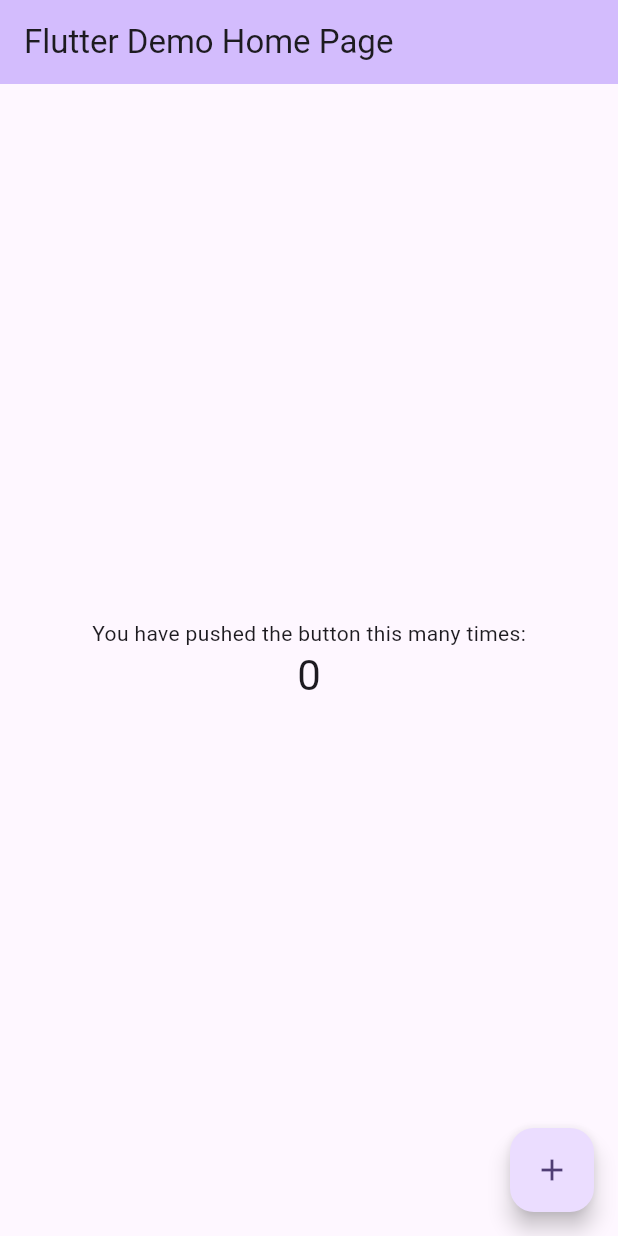
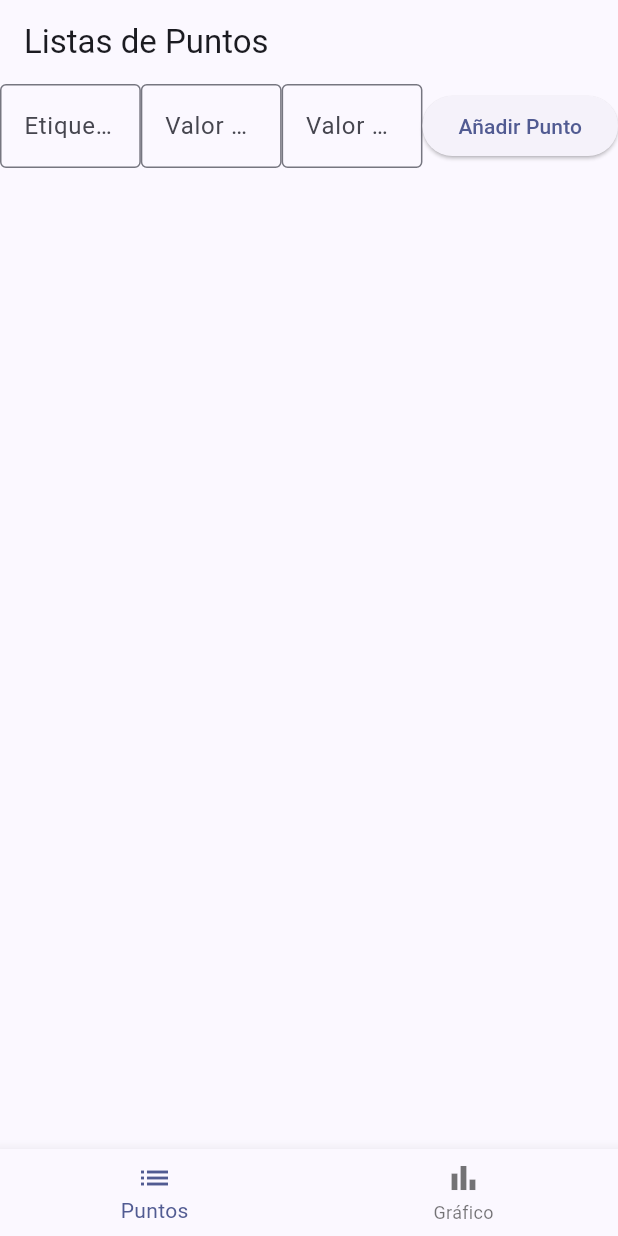
Before and after one commit to TsunaHalo2001/ADA1_Proyecto, a Flutter app: the screen it shows after launch, on a phone screen of 412 x 824 dp. Run offline on Flutter 3.47's test engine with Material 3 defaults, Android fonts, the phone set to English and light mode, and no system bars; our stand-ins replace sqflite, syncfusion_flutter_charts; accounts and stored records are empty.

Commit message:
Add Cartesian chart and point management features
- Introduced CartesianChart widget for visualizing points.
- Implemented MyAppState for managing application state and data persistence.
- Added MyHomePage with navigation between point lists and chart.
- Created PointClass for representing points with x, y coordinates and labels.
- Updated build.gradle.kts to specify NDK version.
- Registered sqflite plugin in GeneratedPluginRegistrant.swift.

TODO all functioning logic

```diff
--- a/lib/main.dart
+++ b/lib/main.dart
@@ -1,122 +1,16 @@
 import 'package:flutter/material.dart';
+import 'package:provider/provider.dart';
+import 'package:syncfusion_flutter_charts/charts.dart';
+import 'package:sqflite/sqflite.dart';
+import 'package:path/path.dart';
 
-void main() {
+part 'pointclass.dart';
+
+part 'myapp.dart';
+part 'myhomepage.dart';
+part 'myappstate.dart';
+part 'pointlists.dart';
+part 'cartesianchart.dart';
+
+void main() =>
   runApp(const MyApp());
-}
-
-class MyApp extends StatelessWidget {
-  const MyApp({super.key});
-
-  // This widget is the root of your application.
-  @override
-  Widget build(BuildContext context) {
-    return MaterialApp(
-      title: 'Flutter Demo',
-      theme: ThemeData(
-        // This is the theme of your application.
-        //
-        // TRY THIS: Try running your application with "flutter run". You'll see
-        // the application has a purple toolbar. Then, without quitting the app,
-        // try changing the seedColor in the colorScheme below to Colors.green
-        // and then invoke "hot reload" (save your changes or press the "hot
-        // reload" button in a Flutter-supported IDE, or press "r" if you used
-        // the command line to start the app).
-        //
-        // Notice that the counter didn't reset back to zero; the application
-        // state is not lost during the reload. To reset the state, use hot
-        // restart instead.
-        //
-        // This works for code too, not just values: Most code changes can be
-        // tested with just a hot reload.
-        colorScheme: ColorScheme.fromSeed(seedColor: Colors.deepPurple),
-      ),
-      home: const MyHomePage(title: 'Flutter Demo Home Page'),
-    );
-  }
-}
-
-class MyHomePage extends StatefulWidget {
-  const MyHomePage({super.key, required this.title});
-
-  // This widget is the home page of your application. It is stateful, meaning
-  // that it has a State object (defined below) that contains fields that affect
-  // how it looks.
-
-  // This class is the configuration for the state. It holds the values (in this
-  // case the title) provided by the parent (in this case the App widget) and
-  // used by the build method of the State. Fields in a Widget subclass are
-  // always marked "final".
-
-  final String title;
-
-  @override
-  State<MyHomePage> createState() => _MyHomePageState();
-}
-
-class _MyHomePageState extends State<MyHomePage> {
-  int _counter = 0;
-
-  void _incrementCounter() {
-    setState(() {
-      // This call to setState tells the Flutter framework that something has
-      // changed in this State, which causes it to rerun the build method below
-      // so that the display can reflect the updated values. If we changed
-      // _counter without calling setState(), then the build method would not be
-      // called again, and so nothing would appear to happen.
-      _counter++;
-    });
-  }
-
-  @override
-  Widget build(BuildContext context) {
-    // This method is rerun every time setState is called, for instance as done
-    // by the _incrementCounter method above.
-    //
-    // The Flutter framework has been optimized to make rerunning build methods
-    // fast, so that you can just rebuild anything that needs updating rather
-    // than having to individually change instances of widgets.
-    return Scaffold(
-      appBar: AppBar(
-        // TRY THIS: Try changing the color here to a specific color (to
-        // Colors.amber, perhaps?) and trigger a hot reload to see the AppBar
-        // change color while the other colors stay the same.
-        backgroundColor: Theme.of(context).colorScheme.inversePrimary,
-        // Here we take the value from the MyHomePage object that was created by
-        // the App.build method, and use it to set our appbar title.
-        title: Text(widget.title),
-      ),
-      body: Center(
-        // Center is a layout widget. It takes a single child and positions it
-        // in the middle of the parent.
-        child: Column(
-          // Column is also a layout widget. It takes a list of children and
-          // arranges them vertically. By default, it sizes itself to fit its
-          // children horizontally, and tries to be as tall as its parent.
-          //
-          // Column has various properties to control how it sizes itself and
-          // how it positions its children. Here we use mainAxisAlignment to
-          // center the children vertically; the main axis here is the vertical
-          // axis because Columns are vertical (the cross axis would be
-          // horizontal).
-          //
-          // TRY THIS: Invoke "debug painting" (choose the "Toggle Debug Paint"
-          // action in the IDE, or press "p" in the console), to see the
-          // wireframe for each widget.
-          mainAxisAlignment: MainAxisAlignment.center,
-          children: <Widget>[
-            const Text('You have pushed the button this many times:'),
-            Text(
-              '$_counter',
-              style: Theme.of(context).textTheme.headlineMedium,
-            ),
-          ],
-        ),
-      ),
-      floatingActionButton: FloatingActionButton(
-        onPressed: _incrementCounter,
-        tooltip: 'Increment',
-        child: const Icon(Icons.add),
-      ), // This trailing comma makes auto-formatting nicer for build methods.
-    );
-  }
-}
--- /dev/null
+++ b/lib/myapp.dart
@@ -0,0 +1,35 @@
+part of 'main.dart';
+
+class MyApp extends StatelessWidget {
+  const MyApp({super.key});
+
+  // This widget is the root of your application.
+  @override
+  Widget build(BuildContext context) =>
+    ChangeNotifierProvider(
+      create: (context) => MyAppState(),
+      child: MaterialApp(
+        title: 'Proyecto ADA',
+        theme: ThemeData(
+          // This is the theme of your application.
+          //
+          // TRY THIS: Try running your application with "flutter run". You'll see
+          // the application has a purple toolbar. Then, without quitting the app,
+          // try changing the seedColor in the colorScheme below to Colors.green
+          // and then invoke "hot reload" (save your changes or press the "hot
+          // reload" button in a Flutter-supported IDE, or press "r" if you used
+          // the command line to start the app).
+          //
+          // Notice that the counter didn't reset back to zero; the application
+          // state is not lost during the reload. To reset the state, use hot
+          // restart instead.
+          //
+          // This works for code too, not just values: Most code changes can be
+          // tested with just a hot reload.
+          useMaterial3: true,
+          colorScheme: ColorScheme.fromSeed(seedColor: Colors.indigo),
+        ),
+        home: MyHomePage(),
+      ),
+    );
+}
--- /dev/null
+++ b/lib/myhomepage.dart
@@ -0,0 +1,139 @@
+part of 'main.dart';
+
+class MyHomePage extends StatefulWidget {
+  const MyHomePage({super.key});
+
+  @override
+  State<MyHomePage> createState() => _MyHomePageState();
+}
+
+class _MyHomePageState extends State<MyHomePage> {
+  var index = 0;
+
+  void setIndex(int newIndex) => setState(() => index = newIndex);
+
+  @override
+  Widget build(BuildContext context) {
+    Widget page;
+    var appState = context.watch<MyAppState>();
+    appState.loadData();
+    Size size = MediaQuery.of(context).size;
+    double minSize = size.width < size.height ? size.width : size.height;
+    double maxSize = size.width > size.height ? size.width : size.height;
+
+    switch (index) {
+      case 0:
+        page = PointLists();
+        break;
+      case 1:
+        page = CartesianChart();
+        break;
+      default:
+        throw UnimplementedError('State ${appState.state} is not implemented');
+    }
+
+    if (size.width > size.height) {
+      return MyHomePageH(
+        index: index,
+        setIndex: setIndex,
+        page: page,
+        minSize: minSize,
+        maxSize: maxSize,
+      );
+    }
+
+    return MyHomePageV(
+      index: index,
+      setIndex: setIndex,
+      page: page,
+      minSize: minSize,
+      maxSize: maxSize,
+    );
+  }
+}
+
+class MyHomePageH extends StatelessWidget {
+  const MyHomePageH({
+    super.key,
+
+    required this.index,
+    required this.setIndex,
+    required this.page,
+    required this.minSize,
+    required this.maxSize,
+  });
+
+  final int index;
+  final void Function(int) setIndex;
+  final Widget page;
+  final double minSize;
+  final double maxSize;
+
+  @override
+  Widget build(BuildContext context) =>
+    Scaffold(
+      body: Row(
+        children: [
+          SizedBox(
+            width: minSize * 0.3,
+            child: NavigationRail(
+              selectedIndex: index,
+              onDestinationSelected: setIndex,
+              destinations: const [
+                NavigationRailDestination(
+                  icon: Icon(Icons.list),
+                  label: Text('Puntos'),
+                ),
+                NavigationRailDestination(
+                  icon: Icon(Icons.bar_chart),
+                  label: Text('Gráfico'),
+                ),
+              ],
+            ),
+          ),
+          SizedBox(
+            width: maxSize * 0.7,
+            child: page,
+          ),
+        ],
+      ),
+    );
+}
+
+class MyHomePageV extends StatelessWidget {
+  const MyHomePageV({
+    super.key,
+
+    required this.index,
+    required this.setIndex,
+    required this.page,
+    required this.minSize,
+    required this.maxSize,
+  });
+
+  final int index;
+  final void Function(int) setIndex;
+  final Widget page;
+  final double minSize;
+  final double maxSize;
+
+  @override
+  Widget build(BuildContext context) =>
+    Scaffold(
+      body: page,
+      bottomNavigationBar: BottomNavigationBar(
+        currentIndex: index,
+        onTap: setIndex,
+        items: [
+          BottomNavigationBarItem(
+            icon: const Icon(Icons.list),
+            label: 'Puntos',
+          ),
+          BottomNavigationBarItem(
+            icon: const Icon(Icons.bar_chart),
+            label: 'Gráfico',
+          ),
+        ],
+      ),
+    );
+}
--- /dev/null
+++ b/lib/pointclass.dart
@@ -0,0 +1,12 @@
+part of 'main.dart';
+
+class PointClass {
+  final double x;
+  final double y;
+  final String label;
+
+  const PointClass(this.x, this.y, {this.label = ''});
+
+  @override
+  String toString() => '($x, $y)';
+}
--- /dev/null
+++ b/lib/pointlists.dart
@@ -0,0 +1,123 @@
+part of 'main.dart';
+
+class PointLists extends StatefulWidget {
+  const PointLists({super.key});
+
+  @override
+  State<PointLists> createState() => _PointListsState();
+}
+
+class _PointListsState extends State<PointLists> {
+  String currentLabel = '';
+  var currentX = 0.0;
+  var currentY = 0.0;
+
+  final currentLabelController = TextEditingController();
+  final currentXController = TextEditingController();
+  final currentYController = TextEditingController();
+
+  @override
+  void dispose() {
+    currentLabelController.dispose();
+    currentXController.dispose();
+    currentYController.dispose();
+    super.dispose();
+  }
+
+  void setCurrentLabel(label) =>
+    setState(() => currentLabel = label.toString());
+
+  void setCurrentX(value) =>
+    setState(() => currentX = double.tryParse(value.toString()) ?? 0.0);
+
+  void setCurrentY(value) =>
+    setState(() => currentY = double.tryParse(value.toString()) ?? 0.0);
+
+  @override
+  Widget build(BuildContext context) {
+    var appState = context.watch<MyAppState>();
+
+    void addPuntos() {
+      if (currentLabel.isNotEmpty) {
+        appState.addPoint(PointClass(currentX, currentY, label: currentLabel));
+        setState(() {
+          currentLabel = '';
+          currentX = 0.0;
+          currentY = 0.0;
+        });
+        currentLabelController.clear();
+        currentXController.clear();
+        currentYController.clear();
+      }
+    }
+
+    void setCurrentMap(value) =>
+      setState(() => appState.setCurrentLabel(value.toString()));
+
+    return LayoutBuilder(builder: (context, constraints) =>
+      Scaffold(
+        appBar: AppBar(
+          title: const Text('Listas de Puntos'),
+        ),
+        body: Column(
+          mainAxisAlignment: MainAxisAlignment.center,
+          crossAxisAlignment: CrossAxisAlignment.center,
+          children: [
+            Row(
+              children: [
+                Expanded(
+                  child: TextField(
+                    controller: currentLabelController,
+                    decoration: const InputDecoration(
+                      labelText: 'Etiqueta',
+                      border: OutlineInputBorder(),
+                    ),
+                    onChanged: setCurrentLabel,
+                  ),
+                ),
+                Expanded(
+                  child: TextField(
+                    controller: currentXController,
+                    decoration: const InputDecoration(
+                      labelText: 'Valor en X',
+                      border: OutlineInputBorder(),
+                    ),
+                    onChanged: setCurrentX,
+                  ),
+                ),
+                Expanded(
+                  child: TextField(
+                    controller: currentYController,
+                    decoration: const InputDecoration(
+                      labelText: 'Valor en Y',
+                      border: OutlineInputBorder(),
+                    ),
+                    onChanged:  setCurrentY,
+                  ),
+                ),
+                ElevatedButton(
+                  onPressed: addPuntos,
+                  child: const Text('Añadir Punto'),
+                ),
+              ],
+            ),
+            Expanded(
+              child: ListView(
+                children: appState.data.entries.map((entry) =>
+                  ListTile(
+                    title: Text(entry.key + appState.data[entry.key].toString()),
+                    leading: Radio<String>(
+                      value: entry.key,
+                      groupValue: appState.currentLabel,
+                      onChanged: setCurrentMap,
+                    ),
+                  )
+                ).toList(),
+              ),
+            ),
+          ],
+        ),
+      )
+    );
+  }
+}
--- a/pubspec.yaml
+++ b/pubspec.yaml
@@ -34,6 +34,11 @@ dependencies:
   # The following adds the Cupertino Icons font to your application.
   # Use with the CupertinoIcons class for iOS style icons.
   cupertino_icons: ^1.0.8
+  provider:
+  syncfusion_flutter_charts:
+  sqflite:
+# sqflite_common_ffi:
+  path:
 
 dev_dependencies:
   flutter_test:
```
Also changed, not shown: lib/cartesianchart.dart (added, +35 -0 lines), lib/myappstate.dart (added, +67 -0 lines), pubspec.lock, 3 other files.
